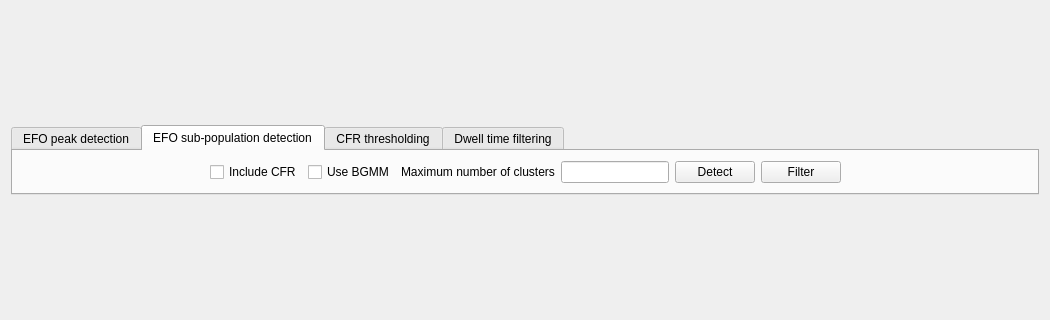
The window that pyminflux/ui/analyzer.ui (bsse-scf/pyMINFLUX) describes before a commit, drawn with Qt 5; both pictures show x 0 to 1050 and y 112 to 432 of the 1050 by 800 pixel window.
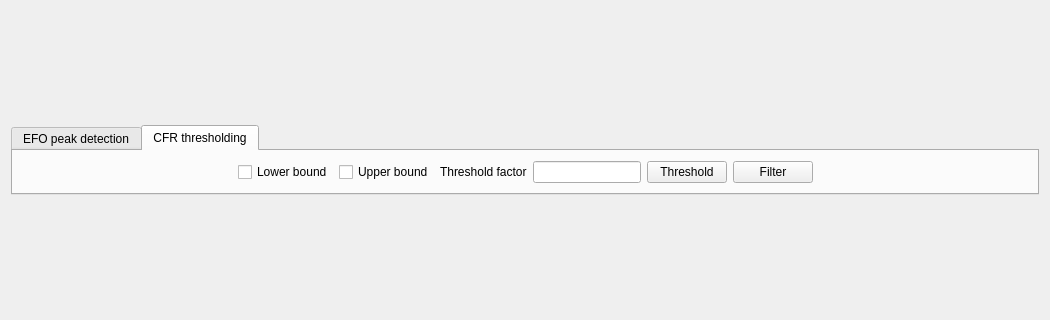
The same window after the commit. The open tabs and pages were chosen to show the change.

Commit message:
Reduce a lot of analyzer functionality that has proven to be not useful.
Refs #43

Diff of the .ui file:
```diff
--- a/pyminflux/ui/analyzer.ui
+++ b/pyminflux/ui/analyzer.ui
@@ -204,129 +204,6 @@
        </item>
       </layout>
      </widget>
-     <widget class="QWidget" name="tab_efo_sub_population_detection">
-      <property name="sizePolicy">
-       <sizepolicy hsizetype="MinimumExpanding" vsizetype="Minimum">
-        <horstretch>0</horstretch>
-        <verstretch>0</verstretch>
-       </sizepolicy>
-      </property>
-      <attribute name="title">
-       <string>EFO sub-population detection</string>
-      </attribute>
-      <layout class="QHBoxLayout" name="horizontalLayout">
-       <item>
-        <spacer name="hsEFOBefore">
-         <property name="sizePolicy">
-          <sizepolicy hsizetype="Minimum" vsizetype="Minimum">
-           <horstretch>0</horstretch>
-           <verstretch>0</verstretch>
-          </sizepolicy>
-         </property>
-         <property name="orientation">
-          <enum>Qt::Horizontal</enum>
-         </property>
-         <property name="sizeHint" stdset="0">
-          <size>
-           <width>20</width>
-           <height>20</height>
-          </size>
-         </property>
-        </spacer>
-       </item>
-       <item>
-        <widget class="QCheckBox" name="cbEFOIncludeCFR">
-         <property name="text">
-          <string>Include CFR</string>
-         </property>
-        </widget>
-       </item>
-       <item>
-        <widget class="QCheckBox" name="cbEFOUseBGMM">
-         <property name="enabled">
-          <bool>true</bool>
-         </property>
-         <property name="text">
-          <string>Use BGMM</string>
-         </property>
-        </widget>
-       </item>
-       <item>
-        <widget class="QLabel" name="lbEFOGMMMaxClusters">
-         <property name="sizePolicy">
-          <sizepolicy hsizetype="Preferred" vsizetype="Fixed">
-           <horstretch>0</horstretch>
-           <verstretch>0</verstretch>
-          </sizepolicy>
-         </property>
-         <property name="text">
-          <string>Maximum number of clusters</string>
-         </property>
-        </widget>
-       </item>
-       <item>
-        <widget class="QLineEdit" name="leEFOGMMMaxClusters">
-         <property name="sizePolicy">
-          <sizepolicy hsizetype="Preferred" vsizetype="Fixed">
-           <horstretch>0</horstretch>
-           <verstretch>0</verstretch>
-          </sizepolicy>
-         </property>
-        </widget>
-       </item>
-       <item>
-        <widget class="QPushButton" name="pbEFOGMMDetect">
-         <property name="enabled">
-          <bool>true</bool>
-         </property>
-         <property name="sizePolicy">
-          <sizepolicy hsizetype="Preferred" vsizetype="Fixed">
-           <horstretch>0</horstretch>
-           <verstretch>0</verstretch>
-          </sizepolicy>
-         </property>
-         <property name="text">
-          <string>Detect</string>
-         </property>
-        </widget>
-       </item>
-       <item>
-        <widget class="QPushButton" name="pbEFOGMMFilter">
-         <property name="enabled">
-          <bool>true</bool>
-         </property>
-         <property name="sizePolicy">
-          <sizepolicy hsizetype="Preferred" vsizetype="Fixed">
-           <horstretch>0</horstretch>
-           <verstretch>0</verstretch>
-          </sizepolicy>
-         </property>
-         <property name="text">
-          <string>Filter</string>
-         </property>
-        </widget>
-       </item>
-       <item>
-        <spacer name="hsEFOAfter">
-         <property name="sizePolicy">
-          <sizepolicy hsizetype="Minimum" vsizetype="Minimum">
-           <horstretch>0</horstretch>
-           <verstretch>0</verstretch>
-          </sizepolicy>
-         </property>
-         <property name="orientation">
-          <enum>Qt::Horizontal</enum>
-         </property>
-         <property name="sizeHint" stdset="0">
-          <size>
-           <width>20</width>
-           <height>20</height>
-          </size>
-         </property>
-        </spacer>
-       </item>
-      </layout>
-     </widget>
      <widget class="QWidget" name="tab_cfr_thresholding">
       <property name="sizePolicy">
        <sizepolicy hsizetype="MinimumExpanding" vsizetype="Minimum">
@@ -453,84 +330,6 @@
        </item>
       </layout>
      </widget>
-     <widget class="QWidget" name="tab_dwell_filtering">
-      <attribute name="title">
-       <string>Dwell time filtering</string>
-      </attribute>
-      <layout class="QHBoxLayout" name="horizontalLayout_5">
-       <item>
-        <spacer name="hSDwellTimeBefore">
-         <property name="orientation">
-          <enum>Qt::Horizontal</enum>
-         </property>
-         <property name="sizeHint" stdset="0">
-          <size>
-           <width>20</width>
-           <height>20</height>
-          </size>
-         </property>
-        </spacer>
-       </item>
-       <item>
-        <widget class="QLabel" name="lbDwellTime">
-         <property name="text">
-          <string>Discard dwell time</string>
-         </property>
-        </widget>
-       </item>
-       <item>
-        <widget class="QComboBox" name="cxDwellOption">
-         <item>
-          <property name="text">
-           <string>smaller than</string>
-          </property>
-         </item>
-         <item>
-          <property name="text">
-           <string>larger equal than</string>
-          </property>
-         </item>
-        </widget>
-       </item>
-       <item>
-        <widget class="QLineEdit" name="leDwellTime">
-         <property name="sizePolicy">
-          <sizepolicy hsizetype="Preferred" vsizetype="Fixed">
-           <horstretch>0</horstretch>
-           <verstretch>0</verstretch>
-          </sizepolicy>
-         </property>
-        </widget>
-       </item>
-       <item>
-        <widget class="QLabel" name="lbDwellTimeUnit">
-         <property name="text">
-          <string>ms</string>
-         </property>
-        </widget>
-       </item>
-       <item>
-        <widget class="QPushButton" name="pbDwellFilter">
-         <property name="text">
-          <string>Filter</string>
-         </property>
-        </widget>
-       </item>
-       <item>
-        <spacer name="hSDwellTimeAfter">
-         <property name="orientation">
-          <enum>Qt::Horizontal</enum>
-         </property>
-         <property name="sizeHint" stdset="0">
-          <size>
-           <width>20</width>
-           <height>20</height>
-          </size>
-         </property>
-        </spacer>
-       </item>
-      </layout>
-     </widget>
     </widget>
    </item>
    <item row="1" column="0">
```
Left out of the diff: 19 changed lines with no effect on the pictures. The commit also changes 6 other files.
